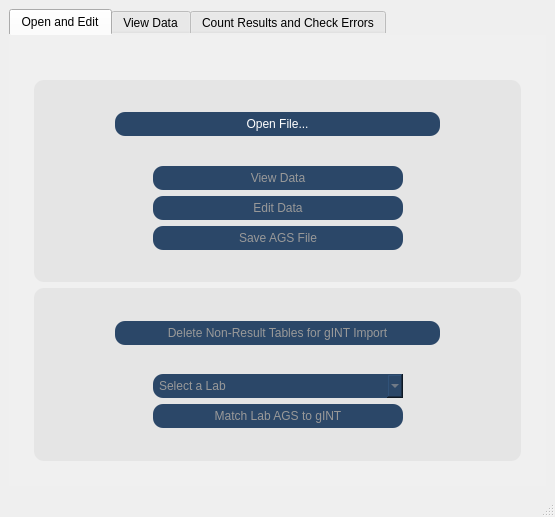
Before: the Qt Designer form common/assets/ui/mainwindow_tableview.ui in lachesis17/AGS-GUI, drawn with Qt 5.
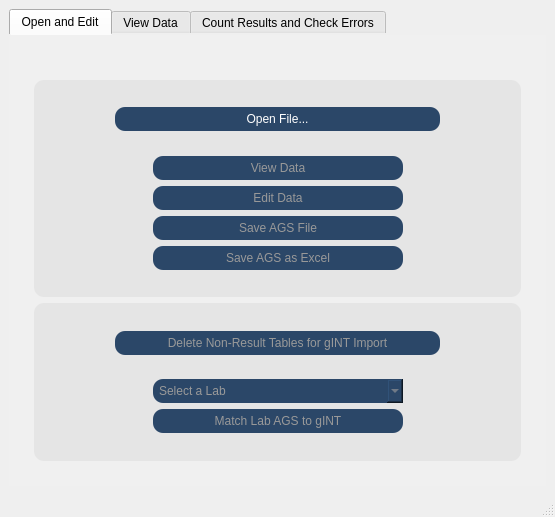
After: the same form once the commit is applied. Custom widgets are drawn as their Qt base class.

Commit message: Export to excel option

Diff of the .ui file:
```diff
--- a/common/assets/ui/mainwindow_tableview.ui
+++ b/common/assets/ui/mainwindow_tableview.ui
@@ -560,6 +560,94 @@
                    </item>
                   </layout>
                  </item>
+                 <item>
+                  <layout class="QHBoxLayout" name="horizontalLayout_19">
+                   <item>
+                    <spacer name="horizontalSpacer_8">
+                     <property name="orientation">
+                      <enum>Qt::Horizontal</enum>
+                     </property>
+                     <property name="sizeHint" stdset="0">
+                      <size>
+                       <width>40</width>
+                       <height>20</height>
+                      </size>
+                     </property>
+                    </spacer>
+                   </item>
+                   <item>
+                    <widget class="QPushButton" name="button_convert_excel">
+                     <property name="enabled">
+                      <bool>false</bool>
+                     </property>
+                     <property name="sizePolicy">
+                      <sizepolicy hsizetype="Preferred" vsizetype="Maximum">
+                       <horstretch>0</horstretch>
+                       <verstretch>0</verstretch>
+                      </sizepolicy>
+                     </property>
+                     <property name="minimumSize">
+                      <size>
+                       <width>250</width>
+                       <height>24</height>
+                      </size>
+                     </property>
+                     <property name="maximumSize">
+                      <size>
+                       <width>16777215</width>
+                       <height>24</height>
+                      </size>
+                     </property>
+                     <property name="font">
+                      <font>
+                       <family>Tahoma</family>
+                       <pointsize>9</pointsize>
+                       <weight>50</weight>
+                       <italic>false</italic>
+                       <bold>false</bold>
+                      </font>
+                     </property>
+                     <property name="styleSheet">
+                      <string notr="true">QPushButton {
+    border-radius: 10px;
+	font: 9pt &quot;Tahoma&quot;;
+    background: #2b4768;
+    color: white;
+	padding:5px;
+}
+
+QPushButton:selected { 
+    color: black;
+}
+
+QPushButton:hover {
+    background: #6bb7dd;
+}
+
+QPushButton:disabled { 
+    color: #999999;
+}</string>
+                     </property>
+                     <property name="text">
+                      <string>Save AGS as Excel</string>
+                     </property>
+                    </widget>
+                   </item>
+                   <item>
+                    <spacer name="horizontalSpacer_9">
+                     <property name="orientation">
+                      <enum>Qt::Horizontal</enum>
+                     </property>
+                     <property name="sizeHint" stdset="0">
+                      <size>
+                       <width>40</width>
+                       <height>20</height>
+                      </size>
+                     </property>
+                    </spacer>
+                   </item>
+                  </layout>
+                 </item>
                  <item>
                   <spacer name="verticalSpacer_7">
                    <property name="orientation">
```
The commit also changes 1 other file.
